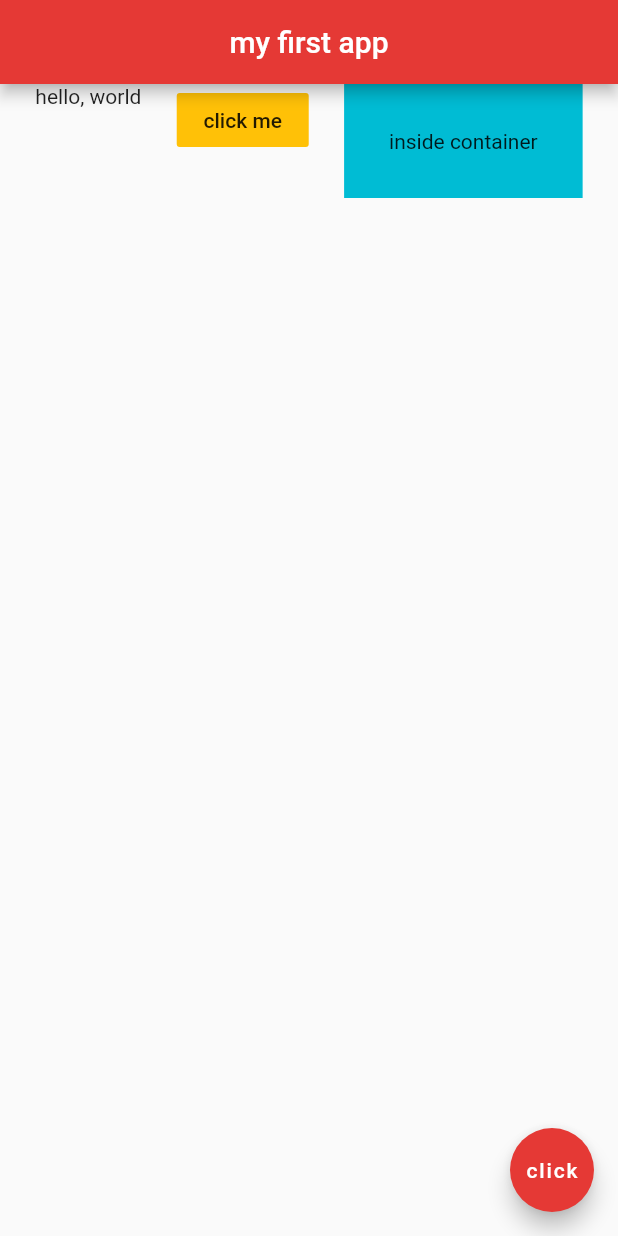
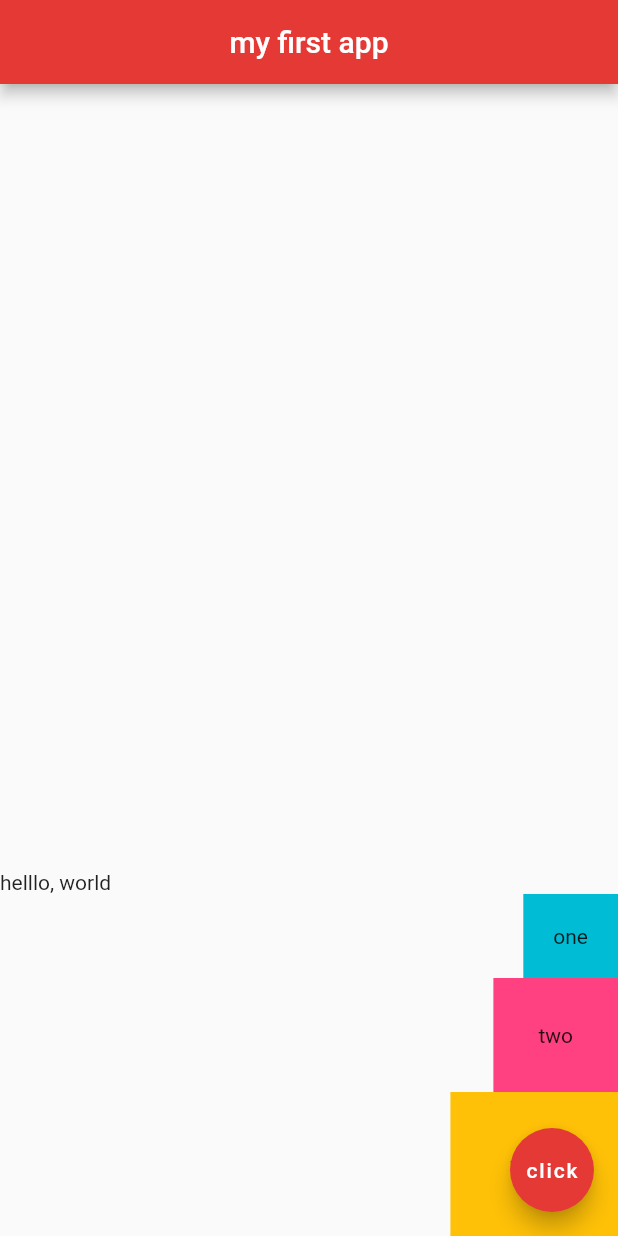
Before and after one commit to sttagami2/Flutter, a Flutter app: the screen it shows after launch, on a phone screen of 412 x 824 dp. Run offline on Flutter 3.47's test engine with Material 2 defaults, Android fonts, the phone set to English and light mode, and no system bars.

Commit message:
lesson11 column

```diff
--- a/hello_rectangle/lib/main.dart
+++ b/hello_rectangle/lib/main.dart
@@ -15,25 +15,30 @@ class Home extends StatelessWidget {
         centerTitle: true,
         backgroundColor: Colors.red[600],
       ),
-      body: Row(
-        // mainAxisAlignment: MainAxisAlignment.center,
-        // mainAxisAlignment: MainAxisAlignment.spaceBetween,
-        mainAxisAlignment: MainAxisAlignment.spaceEvenly,
-        // crossAxisAlignment: CrossAxisAlignment.stretch,
-        // crossAxisAlignment: CrossAxisAlignment.center,
-        crossAxisAlignment: CrossAxisAlignment.start,
-        // crossAxisAlignment: CrossAxisAlignment.end,
+      body: Column(
+        mainAxisAlignment: MainAxisAlignment.end,
+        crossAxisAlignment: CrossAxisAlignment.end,
         children: <Widget>[
-          Text('hello, world'),
-          FlatButton(
-            onPressed: () {},
-            color: Colors.amber,
-            child: Text('click me'),
+          Row(
+            children: <Widget>[
+              Text('helllo,'),
+              Text(' world'),
+            ],
           ),
           Container(
+            padding: EdgeInsets.all(20.0),
             color: Colors.cyan,
+            child: Text('one'),
+          ),
+          Container(
             padding: EdgeInsets.all(30.0),
-            child: Text('inside container'),
+            color: Colors.pinkAccent,
+            child: Text('two'),
+          ),
+          Container(
+            padding: EdgeInsets.all(40.0),
+            color: Colors.amber,
+            child: Text('three'),
           ),
         ],
       ),
```
